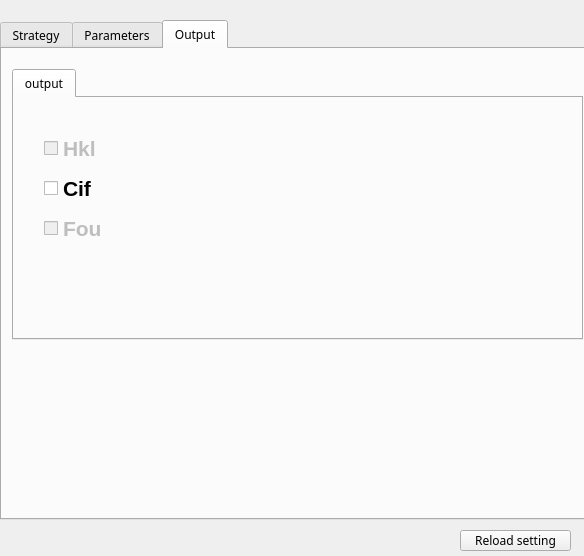
Old version of the form order.ui in the repository xpclove/autofp.
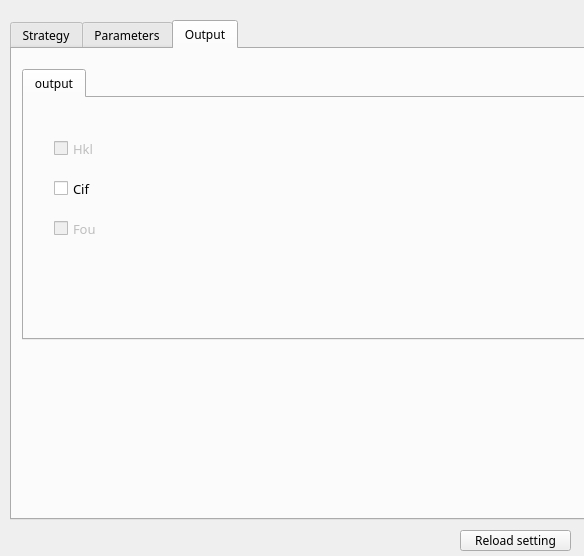
New version of the form. The open tabs and pages were chosen to show the change.

What changed in the file:
```diff
--- a/order.ui
+++ b/order.ui
@@ -28,7 +28,7 @@
   <widget class="QTabWidget" name="tabWidget">
    <property name="geometry">
     <rect>
-     <x>0</x>
+     <x>10</x>
      <y>20</y>
      <width>591</width>
      <height>500</height>
@@ -476,6 +476,12 @@
        <height>271</height>
       </rect>
      </property>
+     <property name="font">
+      <font>
+       <weight>50</weight>
+       <bold>false</bold>
+      </font>
+     </property>
      <property name="currentIndex">
       <number>0</number>
      </property>
@@ -497,10 +503,10 @@
        </property>
        <property name="font">
         <font>
-         <family>Segoe UI</family>
-         <pointsize>16</pointsize>
-         <weight>75</weight>
-         <bold>true</bold>
+         <family>Noto Sans SC</family>
+         <pointsize>10</pointsize>
+         <weight>50</weight>
+         <bold>false</bold>
         </font>
        </property>
        <property name="text">
@@ -521,10 +527,10 @@
        </property>
        <property name="font">
         <font>
-         <family>Segoe UI</family>
-         <pointsize>16</pointsize>
-         <weight>75</weight>
-         <bold>true</bold>
+         <family>Noto Sans SC</family>
+         <pointsize>10</pointsize>
+         <weight>50</weight>
+         <bold>false</bold>
         </font>
        </property>
        <property name="text">
@@ -545,10 +551,10 @@
        </property>
        <property name="font">
         <font>
-         <family>Segoe UI</family>
-         <pointsize>16</pointsize>
-         <weight>75</weight>
-         <bold>true</bold>
+         <family>Noto Sans SC</family>
+         <pointsize>10</pointsize>
+         <weight>50</weight>
+         <bold>false</bold>
         </font>
        </property>
        <property name="text">
```
Left out of the diff: 8 changed lines with no effect on the pictures.
